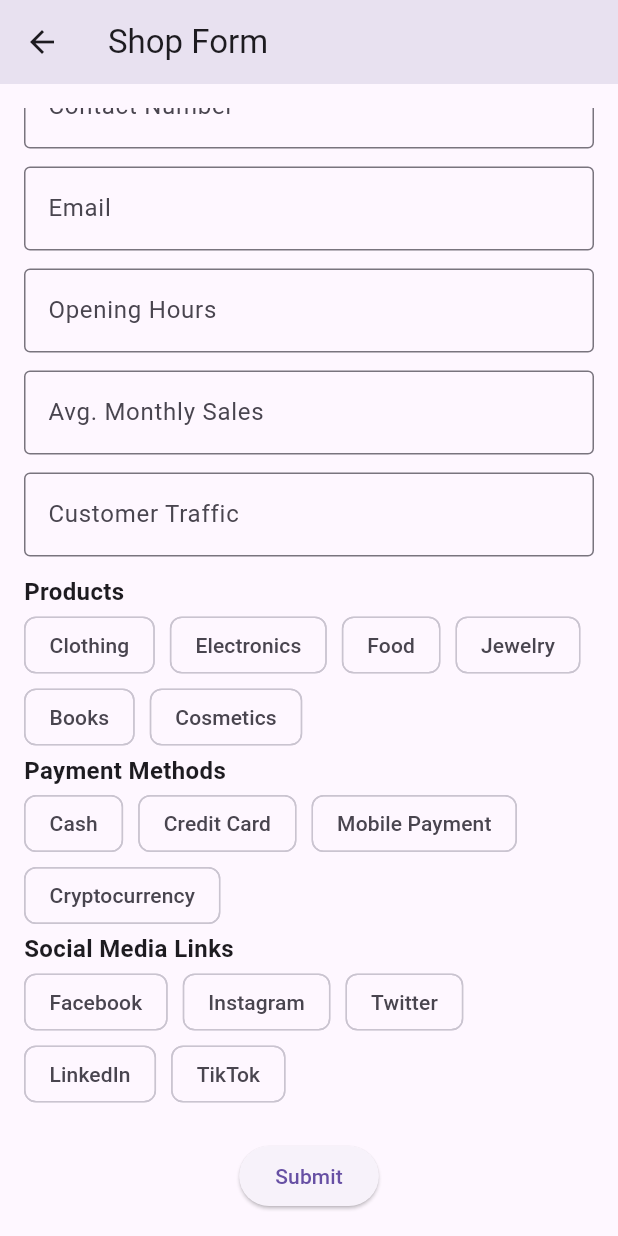
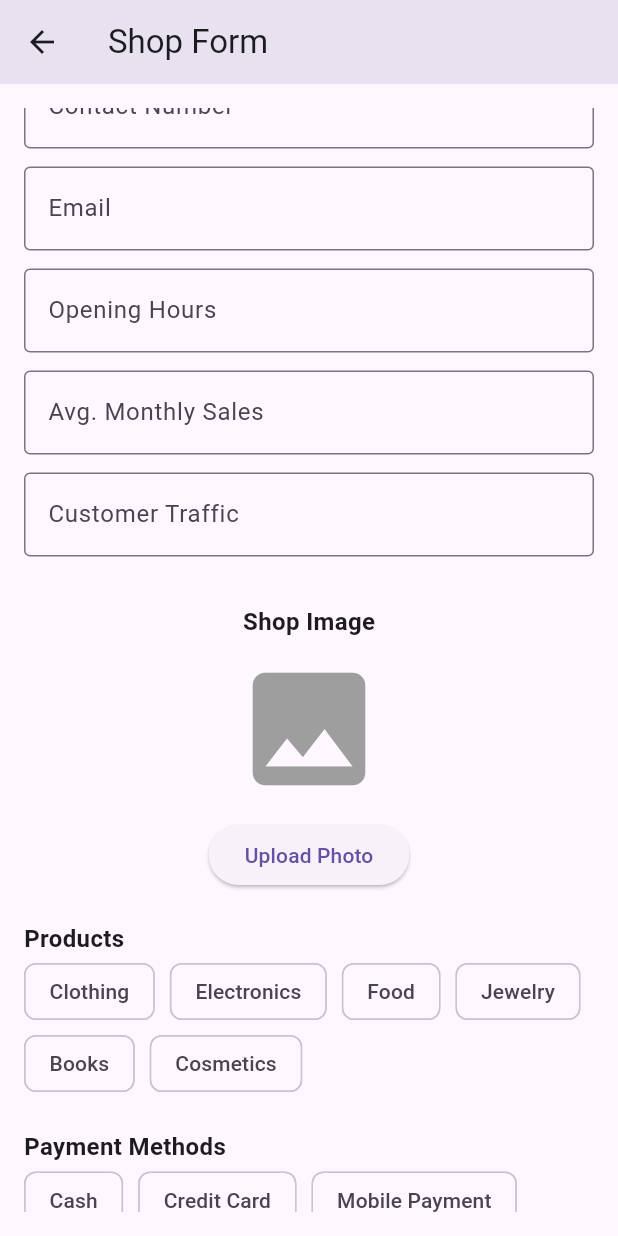
Before and after one commit to parasshakya/mall_app, a Flutter app: the AddShopScreen screen opened directly, scrolled down 505 dp, on a phone screen of 412 x 824 dp. Run offline on Flutter 3.47's test engine with Material 3 defaults, Android fonts, the phone set to English and light mode, and no system bars; our stand-ins replace connectivity_plus, flutter_bloc, hive, hive_flutter, image_picker, sqflite; accounts and stored records are empty.

Commit message:
add image selection for shop

```diff
--- a/lib/screens/add_shop_screen.dart
+++ b/lib/screens/add_shop_screen.dart
@@ -1,5 +1,8 @@
+import 'dart:io';
+
 import 'package:flutter/material.dart';
 import 'package:flutter_bloc/flutter_bloc.dart';
+import 'package:image_picker/image_picker.dart';
 import 'package:mall_app/blocs/network_bloc/network_bloc.dart';
 import 'package:mall_app/models/shop.dart';
 import 'package:mall_app/services/hive_service.dart';
@@ -13,6 +16,8 @@ class AddShopScreen extends StatefulWidget {
 
 class _AddShopScreenState extends State<AddShopScreen> {
   final _formKey = GlobalKey<FormState>();
+  final _picker = ImagePicker();
+  XFile? _image;
 
   // Controllers for text fields
   final TextEditingController _shopIdController = TextEditingController();
@@ -55,9 +60,25 @@ class _AddShopScreenState extends State<AddShopScreen> {
     'LinkedIn',
     'TikTok'
   ];
+  Future<void> _pickImage(ImageSource source) async {
+    final pickedFile = await _picker.pickImage(
+      source: source, // Pick image from gallery
+    );
+    setState(() {
+      if (pickedFile != null) {
+        _image = pickedFile; // Update the selected image
+      }
+    });
+  }
 
   void _submitForm() async {
     if (_formKey.currentState!.validate()) {
+      if (_image == null) {
+        ScaffoldMessenger.of(context)
+            .showSnackBar(SnackBar(content: Text("Please add image")));
+        return;
+      }
+
       int shopId = int.parse(_shopIdController.text);
       int mallId = int.parse(_mallIdController.text);
       String name = _nameController.text;
@@ -95,7 +116,7 @@ class _AddShopScreenState extends State<AddShopScreen> {
           customer_traffic: customerTraffic,
           social_media_links: selectedSocialMediaLinks,
           payment_methods_accepted: selectedPaymentMethods,
-      );
+          image: _image!.path);
 
       final networkState = context.read<NetworkBloc>().state;
       if (networkState is NetworkSuccess) {
@@ -150,10 +171,15 @@ class _AddShopScreenState extends State<AddShopScreen> {
                 _buildTextField(_trafficController, "Customer Traffic",
                     "Enter Customer Traffic",
                     isNumber: true),
+                SizedBox(height: 20),
+                Center(child: _buildImageSelector()),
+                SizedBox(height: 20),
                 _buildMultiSelectChips(
                     "Products", productOptions, selectedProducts),
+                SizedBox(height: 20),
                 _buildMultiSelectChips(
                     "Payment Methods", paymentOptions, selectedPaymentMethods),
+                SizedBox(height: 20),
                 _buildMultiSelectChips("Social Media Links", socialMediaOptions,
                     selectedSocialMediaLinks),
                 SizedBox(height: 20),
@@ -168,6 +194,59 @@ class _AddShopScreenState extends State<AddShopScreen> {
           ),
         ),
       ),
+    );
+  }
+
+  Widget _buildImageSelector() {
+    return Column(
+      children: [
+        Text("Shop Image",
+            style: TextStyle(fontSize: 16, fontWeight: FontWeight.bold)),
+        SizedBox(height: 10),
+        _image == null
+            ? Icon(Icons.image, size: 100, color: Colors.grey)
+            : Image.file(
+                File(_image!.path),
+                height: 100,
+                width: 100,
+                fit: BoxFit.cover,
+              ),
+        SizedBox(height: 10),
+        ElevatedButton(
+          onPressed: _showImagePickerOptions,
+          child: Text("Upload Photo"),
+        ),
+      ],
+    );
+  }
+
+  void _showImagePickerOptions() {
+    showModalBottomSheet(
+      context: context,
+      builder: (BuildContext context) {
+        return SafeArea(
+          child: Wrap(
+            children: [
+              ListTile(
+                leading: Icon(Icons.camera_alt),
+                title: Text("From Camera"),
+                onTap: () {
+                  Navigator.pop(context);
+                  _pickImage(ImageSource.camera);
+                },
+              ),
+              ListTile(
+                leading: Icon(Icons.image),
+                title: Text("From Gallery"),
+                onTap: () {
+                  Navigator.pop(context);
+                  _pickImage(ImageSource.gallery);
+                },
+              ),
+            ],
+          ),
+        );
+      },
     );
   }
 
--- a/lib/screens/home_screen.dart
+++ b/lib/screens/home_screen.dart
@@ -24,10 +24,10 @@ class _HomeScreenState extends State<HomeScreen> {
             bottomNavigationBar: const TabBar(
               tabs: [
                 Tab(
-                  icon: Icon(Icons.business_center),
+                  child: Text("🏬 Malls"),
                 ),
                 Tab(
-                  icon: Icon(Icons.shop),
+                  child: Text("🏪 Shops"),
                 ),
               ],
             )),
--- a/lib/screens/malls_screen.dart
+++ b/lib/screens/malls_screen.dart
@@ -27,7 +27,7 @@ class _MallsScreenState extends State<MallsScreen> {
     if (fromLocalStorage) {
       _malls = HiveService.getAllMalls();
     } else {
-      //load malls from backend
+      //load malls from backend and save them locally
 
       _malls = [];
     }
--- a/lib/screens/shops_screen.dart
+++ b/lib/screens/shops_screen.dart
@@ -26,7 +26,7 @@ class _ShopsScreenState extends State<ShopsScreen> {
       //load shops from local storage
       _shops = HiveService.getAllShops();
     } else {
-      //load shops from backend
+      //load shops from backend and save them locally
       _shops = [];
     }
 
```
Lines whose indentation alone changed are shown as unchanged.
